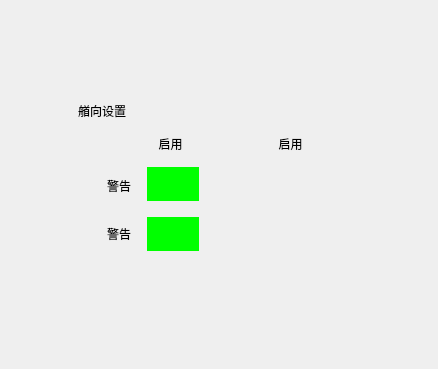
Qt form src/limitsetwidget.ui (xiexiaoying1221/500T_Joystick) before a commit; both pictures show x 0 to 438 and y 0 to 369 of the 438 by 710 pixel window.
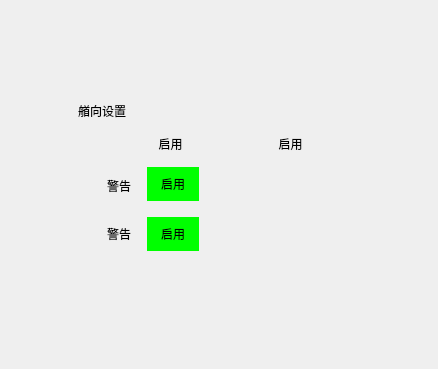
The same form after that commit.

Diff of the .ui file:
```diff
--- a/src/limitsetwidget.ui
+++ b/src/limitsetwidget.ui
@@ -40,45 +40,6 @@
     <string/>
    </property>
   </widget>
-  <widget class="QLineEdit" name="leHeadWarnActive_">
-   <property name="geometry">
-    <rect>
-     <x>147</x>
-     <y>167</y>
-     <width>52</width>
-     <height>34</height>
-    </rect>
-   </property>
-   <property name="font">
-    <font>
-     <family>Microsoft Sans Serif</family>
-     <pointsize>16</pointsize>
-    </font>
-   </property>
-   <property name="contextMenuPolicy">
-    <enum>Qt::NoContextMenu</enum>
-   </property>
-   <property name="autoFillBackground">
-    <bool>false</bool>
-   </property>
-   <property name="styleSheet">
-    <string notr="true">background-color: rgb(0, 255, 0);
-border-width:0;
-border-style:outset;</string>
-   </property>
-   <property name="text">
-    <string/>
-   </property>
-   <property name="frame">
-    <bool>true</bool>
-   </property>
-   <property name="alignment">
-    <set>Qt::AlignCenter</set>
-   </property>
-   <property name="readOnly">
-    <bool>true</bool>
-   </property>
-  </widget>
   <widget class="QLineEdit" name="leHeadWarnLimit_">
    <property name="geometry">
     <rect>
@@ -117,39 +78,6 @@
     <bool>true</bool>
    </property>
   </widget>
-  <widget class="QLineEdit" name="leHeadAlarmActive_">
-   <property name="geometry">
-    <rect>
-     <x>147</x>
-     <y>217</y>
-     <width>52</width>
-     <height>34</height>
-    </rect>
-   </property>
-   <property name="font">
-    <font>
-     <family>Microsoft Sans Serif</family>
-     <pointsize>16</pointsize>
-    </font>
-   </property>
-   <property name="styleSheet">
-    <string notr="true">background-color: rgb(0, 255, 0);
-border-width:0;
-border-style:outset;</string>
-   </property>
-   <property name="text">
-    <string/>
-   </property>
-   <property name="alignment">
-    <set>Qt::AlignCenter</set>
-   </property>
-   <property name="dragEnabled">
-    <bool>false</bool>
-   </property>
-   <property name="readOnly">
-    <bool>true</bool>
-   </property>
-  </widget>
   <widget class="QLineEdit" name="leHeadAlarmLimit_">
    <property name="geometry">
     <rect>
@@ -295,6 +223,42 @@
     <set>Qt::AlignCenter</set>
    </property>
   </widget>
+  <widget class="QPushButton" name="pbHeadWarnActive_">
+   <property name="geometry">
+    <rect>
+     <x>147</x>
+     <y>167</y>
+     <width>52</width>
+     <height>34</height>
+    </rect>
+   </property>
+   <property name="styleSheet">
+    <string notr="true">background-color: rgb(0, 255, 0);
+border-width:0;
+border-style:outset;</string>
+   </property>
+   <property name="text">
+    <string>启用</string>
+   </property>
+  </widget>
+  <widget class="QPushButton" name="pbHeadAlarmActive_">
+   <property name="geometry">
+    <rect>
+     <x>147</x>
+     <y>217</y>
+     <width>52</width>
+     <height>34</height>
+    </rect>
+   </property>
+   <property name="styleSheet">
+    <string notr="true">background-color: rgb(0, 255, 0);
+border-width:0;
+border-style:outset;</string>
+   </property>
+   <property name="text">
+    <string>启用</string>
+   </property>
+  </widget>
  </widget>
  <resources/>
  <connections/>
```
